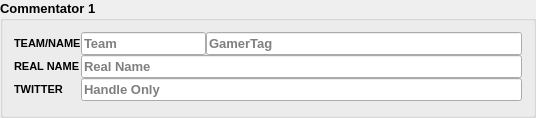
Old version of the form src/layout/TSHCommentator.ui in the repository joaorb64/TournamentStreamHelper.
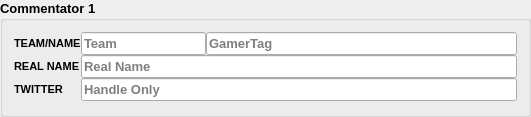
New version of the form.

Commit message: Implement commentary widget

What changed in the file:
```diff
--- a/src/layout/TSHCommentator.ui
+++ b/src/layout/TSHCommentator.ui
@@ -6,10 +6,16 @@
    <rect>
     <x>0</x>
     <y>0</y>
-    <width>536</width>
-    <height>118</height>
+    <width>531</width>
+    <height>117</height>
    </rect>
   </property>
+  <property name="sizePolicy">
+   <sizepolicy hsizetype="Preferred" vsizetype="Maximum">
+    <horstretch>0</horstretch>
+    <verstretch>0</verstretch>
+   </sizepolicy>
+  </property>
   <property name="font">
    <font>
     <family>Ubuntu</family>
```
The commit also changes 3 other files.
